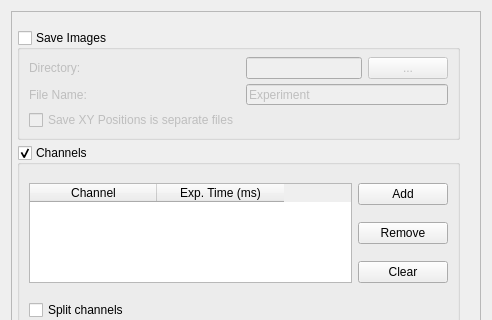
pymmcore-plus/napari-micromanager, file micromanager_gui/_ui/multid_gui.ui: the form before one commit; both pictures show x 0 to 492 and y 0 to 320 of the 492 by 747 pixel window.
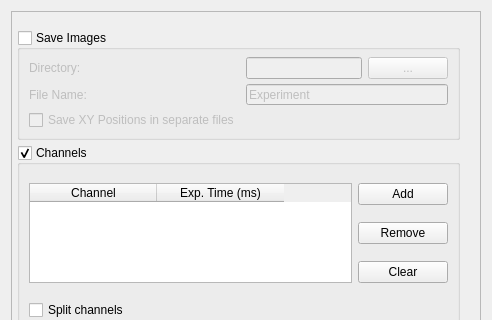
The form after the commit.

Commit message: min/max and snap/live channel

```diff
--- a/micromanager_gui/_ui/multid_gui.ui
+++ b/micromanager_gui/_ui/multid_gui.ui
@@ -127,7 +127,7 @@
              <bool>false</bool>
             </property>
             <property name="text">
-             <string>Save XY Positions is separate files</string>
+             <string>Save XY Positions in separate files</string>
             </property>
            </widget>
           </item>
```
The commit also changes 1 other file.
